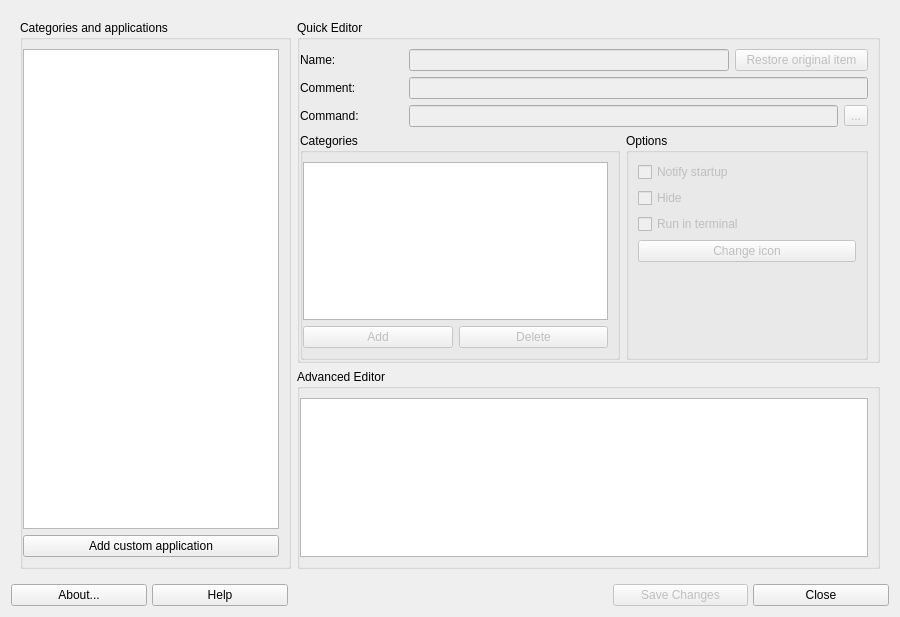
Above: mxmenueditor.ui from AdrianTM/mx-menu-editor before the change. Below: the same form after it.
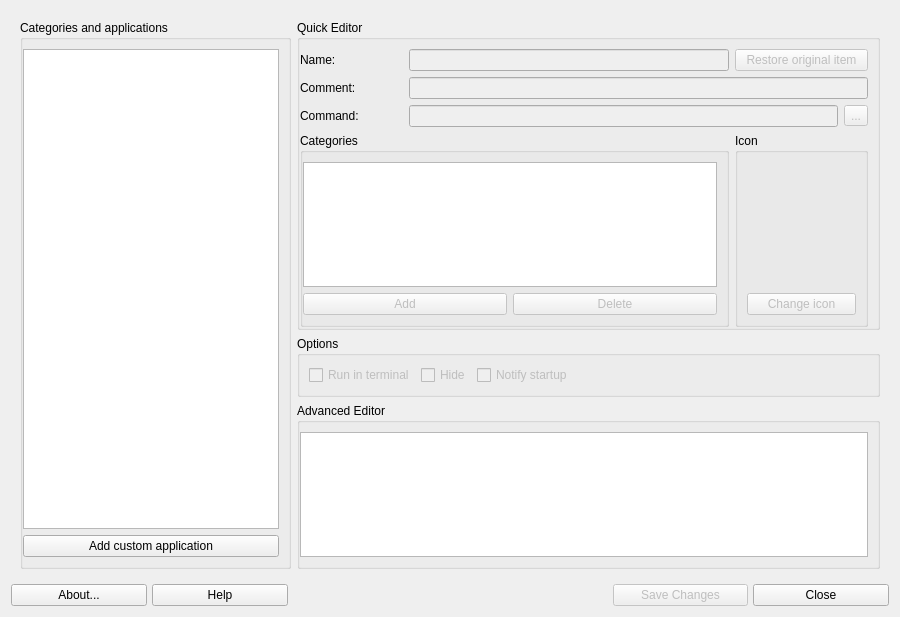
That is the form after the change. Icons and pictures are not drawn.

What changed in the file:
```diff
--- a/mxmenueditor.ui
+++ b/mxmenueditor.ui
@@ -21,6 +21,120 @@
      </property>
      <widget class="QWidget" name="selectionPage">
       <layout class="QGridLayout" name="gridLayout_2">
+       <item row="3" column="1">
+        <widget class="QGroupBox" name="groupAdvancedEditor">
+         <property name="title">
+          <string>Advanced Editor</string>
+         </property>
+         <layout class="QVBoxLayout" name="verticalLayout_4">
+          <property name="leftMargin">
+           <number>0</number>
+          </property>
+          <item>
+           <widget class="QTextEdit" name="advancedEditor"/>
+          </item>
+         </layout>
+        </widget>
+       </item>
+       <item row="1" column="0" rowspan="3">
+        <widget class="QGroupBox" name="groupCategories">
+         <property name="sizePolicy">
+          <sizepolicy hsizetype="Maximum" vsizetype="Preferred">
+           <horstretch>0</horstretch>
+           <verstretch>0</verstretch>
+          </sizepolicy>
+         </property>
+         <property name="title">
+          <string>Categories and applications</string>
+         </property>
+         <layout class="QVBoxLayout" name="verticalLayout_2">
+          <property name="leftMargin">
+           <number>0</number>
+          </property>
+          <item>
+           <widget class="QTreeWidget" name="treeWidget">
+            <property name="alternatingRowColors">
+             <bool>false</bool>
+            </property>
+            <property name="sortingEnabled">
+             <bool>true</bool>
+            </property>
+            <property name="headerHidden">
+             <bool>true</bool>
+            </property>
+            <column>
+             <property name="text">
+              <string/>
+             </property>
+            </column>
+           </widget>
+          </item>
+          <item>
+           <widget class="QPushButton" name="pushAddApp">
+            <property name="text">
+             <string>Add custom application</string>
+            </property>
+            <property name="icon">
+             <iconset>
+              <normaloff>../../../../../../../../usr/share/mx-menu-editor/icons/add.png</normaloff>../../../../../../../../usr/share/mx-menu-editor/icons/add.png</iconset>
+            </property>
+           </widget>
+          </item>
+         </layout>
+        </widget>
+       </item>
+       <item row="2" column="1">
+        <widget class="QGroupBox" name="groupOptions">
+         <property name="title">
+          <string>Options</string>
+         </property>
+         <layout class="QHBoxLayout" name="horizontalLayout">
+          <item>
+           <widget class="QCheckBox" name="checkRunInTerminal">
+            <property name="enabled">
+             <bool>false</bool>
+            </property>
+            <property name="text">
+             <string>Run in terminal</string>
+            </property>
+           </widget>
+          </item>
+          <item>
+           <widget class="QCheckBox" name="checkHide">
+            <property name="enabled">
+             <bool>false</bool>
+            </property>
+            <property name="text">
+             <string>Hide</string>
+            </property>
+           </widget>
+          </item>
+          <item>
+           <widget class="QCheckBox" name="checkNotify">
+            <property name="enabled">
+             <bool>false</bool>
+            </property>
+            <property name="text">
+             <string>Notify startup</string>
+            </property>
+           </widget>
+          </item>
+          <item>
+           <spacer name="horizontalSpacer">
+            <property name="orientation">
+             <enum>Qt::Horizontal</enum>
+            </property>
+            <property name="sizeHint" stdset="0">
+             <size>
+              <width>40</width>
+              <height>20</height>
+             </size>
+            </property>
+           </spacer>
+          </item>
+         </layout>
+        </widget>
+       </item>
        <item row="1" column="1">
         <widget class="QGroupBox" name="groupQuickEditor">
          <property name="title">
@@ -61,49 +175,6 @@
             </property>
            </widget>
           </item>
-          <item row="4" column="0" rowspan="3" colspan="3">
-           <widget class="QGroupBox" name="groupEditCategories">
-            <property name="title">
-             <string>Categories</string>
-            </property>
-            <layout class="QGridLayout" name="gridLayout_3">
-             <property name="leftMargin">
-              <number>0</number>
-             </property>
-             <item row="1" column="0">
-              <widget class="QPushButton" name="pushAdd">
-               <property name="enabled">
-                <bool>false</bool>
-               </property>
-               <property name="text">
-                <string>Add</string>
-               </property>
-               <property name="icon">
-                <iconset>
-                 <normaloff>../../../../../../../../usr/share/mx-menu-editor/icons/add.png</normaloff>../../../../../../../../usr/share/mx-menu-editor/icons/add.png</iconset>
-               </property>
-              </widget>
-             </item>
-             <item row="1" column="1">
-              <widget class="QPushButton" name="pushDelete">
-               <property name="enabled">
-                <bool>false</bool>
-               </property>
-               <property name="text">
-                <string>Delete</string>
-               </property>
-               <property name="icon">
-                <iconset>
-                 <normaloff>../../../../../../../../usr/share/mx-menu-editor/icons/remove.png</normaloff>../../../../../../../../usr/share/mx-menu-editor/icons/remove.png</iconset>
-               </property>
-              </widget>
-             </item>
-             <item row="0" column="0" colspan="2">
-              <widget class="QListWidget" name="listWidgetEditCategories"/>
-             </item>
-            </layout>
-           </widget>
-          </item>
           <item row="2" column="5">
            <widget class="QToolButton" name="toolButtonCommand">
             <property name="enabled">
@@ -142,39 +213,16 @@
             </property>
            </widget>
           </item>
-          <item row="4" column="3" rowspan="3" colspan="3">
-           <widget class="QGroupBox" name="groupOptions">
+          <item row="4" column="4" rowspan="3" colspan="2">
+           <widget class="QGroupBox" name="groupIconBox">
             <property name="title">
-             <string>Options</string>
+             <string>Icon</string>
             </property>
-            <layout class="QVBoxLayout" name="verticalLayout_5">
-             <item>
-              <widget class="QCheckBox" name="checkNotify">
-               <property name="enabled">
-                <bool>false</bool>
-               </property>
+            <layout class="QVBoxLayout" name="verticalLayout_3">
+             <item alignment="Qt::AlignHCenter|Qt::AlignVCenter">
+              <widget class="QLabel" name="labelIcon">
                <property name="text">
-                <string>Notify startup</string>
-               </property>
-              </widget>
-             </item>
-             <item>
-              <widget class="QCheckBox" name="checkHide">
-               <property name="enabled">
-                <bool>false</bool>
-               </property>
-               <property name="text">
-                <string>Hide</string>
-               </property>
-              </widget>
-             </item>
-             <item>
-              <widget class="QCheckBox" name="checkRunInTerminal">
-               <property name="enabled">
-                <bool>false</bool>
-               </property>
-               <property name="text">
-                <string>Run in terminal</string>
+                <string/>
                </property>
               </widget>
              </item>
@@ -192,82 +240,50 @@
                </property>
               </widget>
              </item>
-             <item>
-              <spacer name="verticalSpacer">
-               <property name="orientation">
-                <enum>Qt::Vertical</enum>
-               </property>
-               <property name="sizeHint" stdset="0">
-                <size>
-                 <width>20</width>
-                 <height>40</height>
-                </size>
-               </property>
-              </spacer>
-             </item>
             </layout>
            </widget>
           </item>
-         </layout>
-        </widget>
-       </item>
-       <item row="2" column="1">
-        <widget class="QGroupBox" name="groupAdvancedEditor">
-         <property name="title">
-          <string>Advanced Editor</string>
-         </property>
-         <layout class="QVBoxLayout" name="verticalLayout_4">
-          <property name="leftMargin">
-           <number>0</number>
-          </property>
-          <item>
-           <widget class="QTextEdit" name="advancedEditor"/>
-          </item>
-         </layout>
-        </widget>
-       </item>
-       <item row="1" column="0" rowspan="2">
-        <widget class="QGroupBox" name="groupCategories">
-         <property name="sizePolicy">
-          <sizepolicy hsizetype="Maximum" vsizetype="Preferred">
-           <horstretch>0</horstretch>
-           <verstretch>0</verstretch>
-          </sizepolicy>
-         </property>
-         <property name="title">
-          <string>Categories and applications</string>
-         </property>
-         <layout class="QVBoxLayout" name="verticalLayout_2">
-          <property name="leftMargin">
-           <number>0</number>
-          </property>
-          <item>
-           <widget class="QTreeWidget" name="treeWidget">
-            <property name="alternatingRowColors">
-             <bool>false</bool>
+          <item row="4" column="0" rowspan="3" colspan="4">
+           <widget class="QGroupBox" name="groupEditCategories">
+            <property name="title">
+             <string>Categories</string>
             </property>
-            <property name="sortingEnabled">
-             <bool>true</bool>
-            </property>
-            <property name="headerHidden">
-             <bool>true</bool>
-            </property>
-            <column>
-             <property name="text">
-              <string/>
+            <layout class="QGridLayout" name="gridLayout_3">
+             <property name="leftMargin">
+              <number>0</number>
              </property>
-            </column>
-           </widget>
-          </item>
-          <item>
-           <widget class="QPushButton" name="pushAddApp">
-            <property name="text">
-             <string>Add custom application</string>
-            </property>
-            <property name="icon">
-             <iconset>
-              <normaloff>../../../../../../../../usr/share/mx-menu-editor/icons/add.png</normaloff>../../../../../../../../usr/share/mx-menu-editor/icons/add.png</iconset>
-            </property>
+             <item row="1" column="0">
+              <widget class="QPushButton" name="pushAdd">
+               <property name="enabled">
+                <bool>false</bool>
+               </property>
+               <property name="text">
+                <string>Add</string>
+               </property>
+               <property name="icon">
+                <iconset>
+                 <normaloff>../../../../../../../../usr/share/mx-menu-editor/icons/add.png</normaloff>../../../../../../../../usr/share/mx-menu-editor/icons/add.png</iconset>
+               </property>
+              </widget>
+             </item>
+             <item row="1" column="1">
+              <widget class="QPushButton" name="pushDelete">
+               <property name="enabled">
+                <bool>false</bool>
+               </property>
+               <property name="text">
+                <string>Delete</string>
+               </property>
+               <property name="icon">
+                <iconset>
+                 <normaloff>../../../../../../../../usr/share/mx-menu-editor/icons/remove.png</normaloff>../../../../../../../../usr/share/mx-menu-editor/icons/remove.png</iconset>
+               </property>
+              </widget>
+             </item>
+             <item row="0" column="0" colspan="2">
+              <widget class="QListWidget" name="listWidgetEditCategories"/>
+             </item>
+            </layout>
            </widget>
           </item>
          </layout>
```
